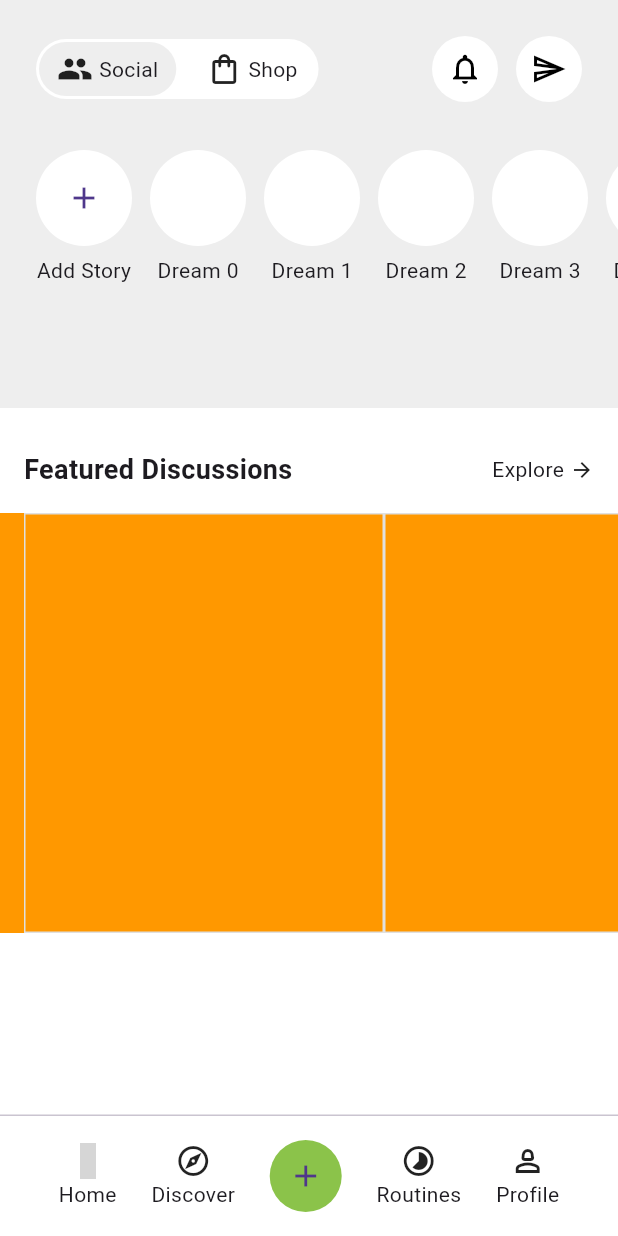
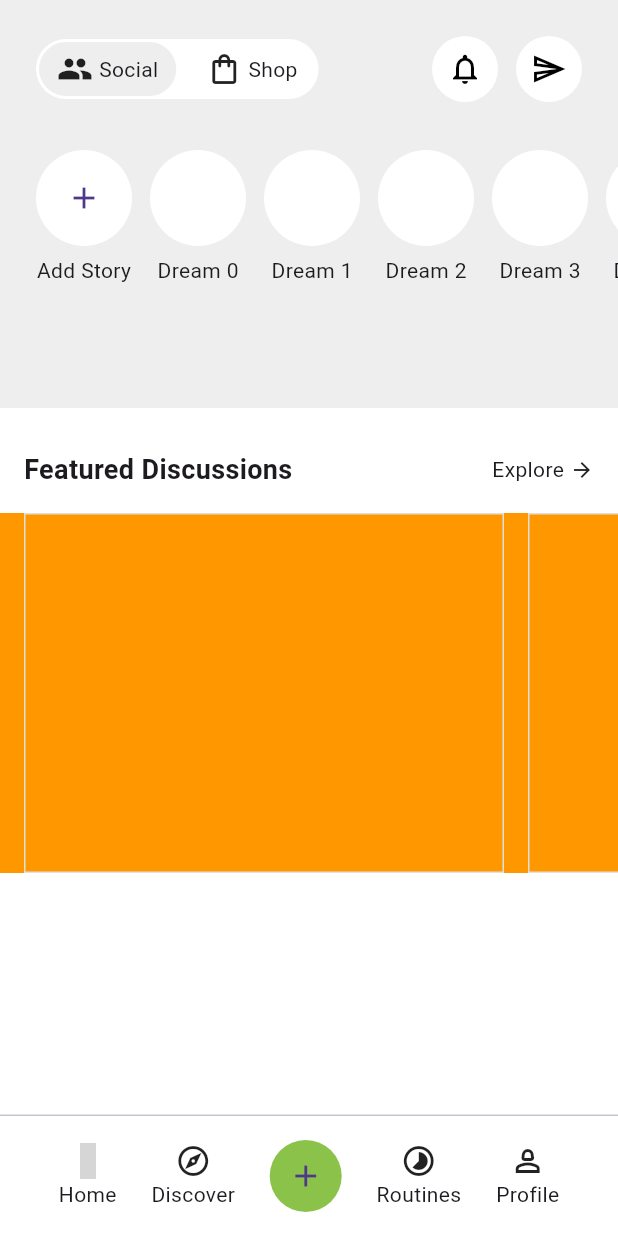
Before and after one commit to JAICHANGPARK/flutter_notebook_chapter_41, a Flutter app: the BeautyMainPage screen opened directly, on a phone screen of 412 x 824 dp. Run offline on Flutter 3.47's test engine with Material 3 defaults, Android fonts, the phone set to English and light mode, and no system bars; our stand-ins replace gap, go_router, hugeicons; missing offline and left inert: ticket_widget; grey boxes are pictures that could not be loaded.

Commit message:
Update beauty_home_widget.dart

```diff
--- a/lib/ep2090_beauty_app/view/beauty_home_widget.dart
+++ b/lib/ep2090_beauty_app/view/beauty_home_widget.dart
@@ -164,7 +164,7 @@ class _BeautyHomeWidgetState extends State<BeautyHomeWidget> {
                   ),
                 ),
                 Container(
-                  height: 280,
+                  height: 240,
                   color: Colors.orange,
                   child: Row(
                     children: [
@@ -176,7 +176,10 @@ class _BeautyHomeWidgetState extends State<BeautyHomeWidget> {
                         scrollDirection: Axis.horizontal,
                         itemBuilder: (context, index) {
                           return Container(
-                            width: 240,
+                            width: 320,
+                            margin: EdgeInsets.only(
+                              right: 16,
+                            ),
                             decoration: BoxDecoration(
                               border: Border.all(
                                 color: Colors.grey[300]!,
```
